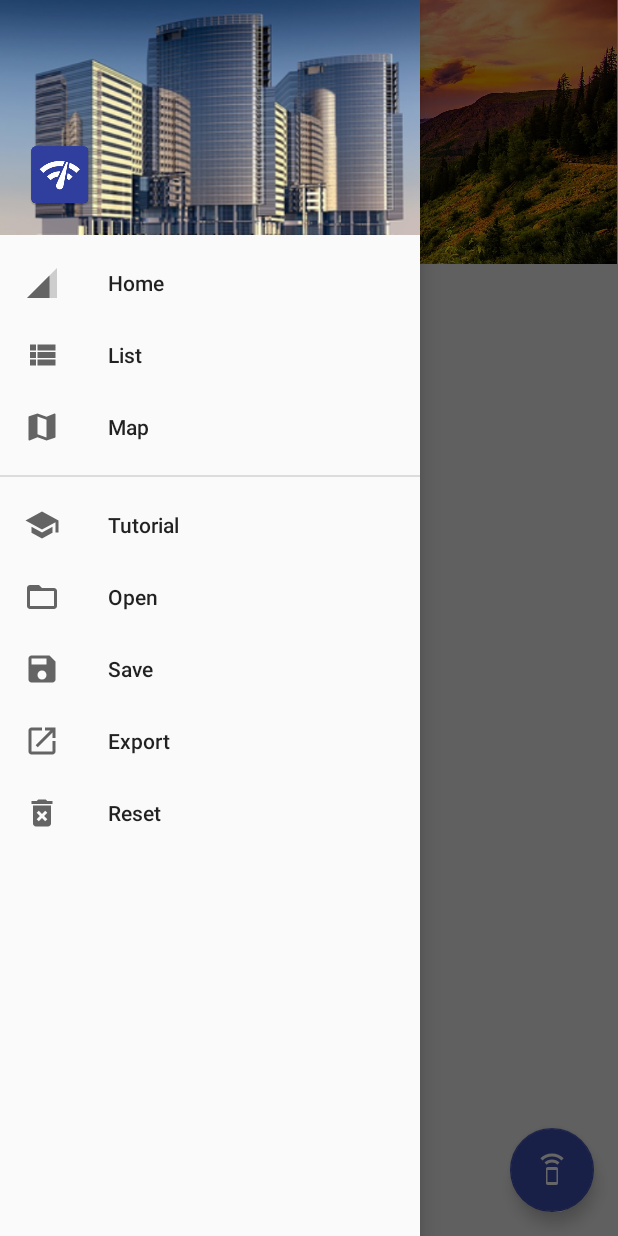
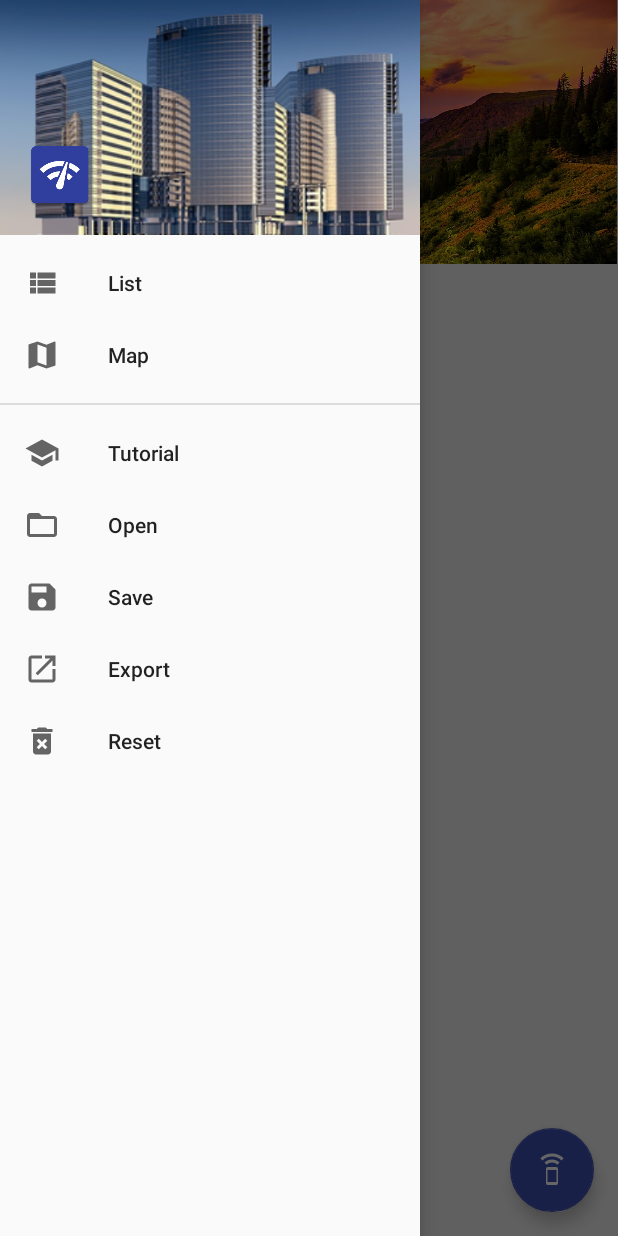
Before and after one commit to filipbiernat/BTSTracker, an Android app: the screen it shows after launch (MainActivity), on a phone screen of 412 x 824 dp. Run offline under Robolectric (Android 15) with nearby library versions, the phone set to English and light mode, and no system bars.

Commit message:
remove home fragment

```diff
--- a/app/src/main/res/menu/activity_main_drawer.xml
+++ b/app/src/main/res/menu/activity_main_drawer.xml
@@ -4,10 +4,6 @@
     <group android:checkableBehavior="single"
         android:id="@+id/menu_top">
 
-        <item
-            android:id="@+id/nav_home"
-            android:icon="@drawable/ic_menu_home"
-            android:title="Home" />
         <item
             android:id="@+id/nav_list"
             android:icon="@drawable/ic_menu_list"
```
Also changed, not shown: app/src/main/java/pl/edu/agh/student/fbierna/btstracker/main/HomeFragment.java (deleted, +0 -33 lines), app/src/main/java/pl/edu/agh/student/fbierna/btstracker/main/MainActivity.java (+13 -9 lines), app/src/main/res/layout/fragment_home.xml (deleted, +0 -7 lines).
